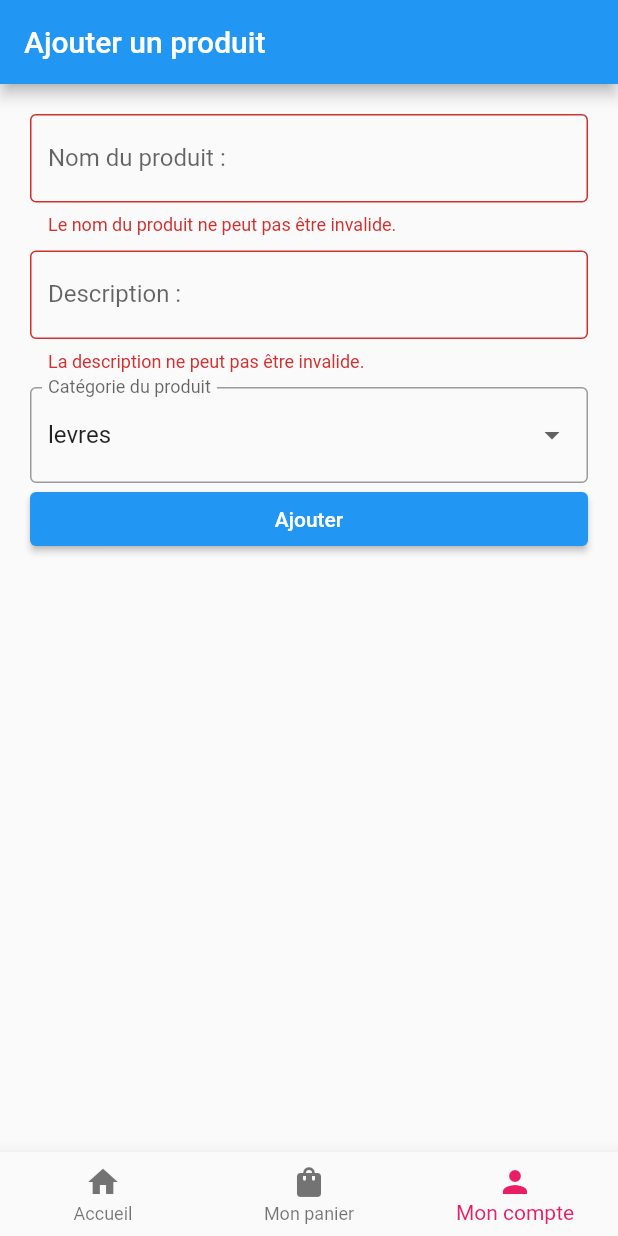
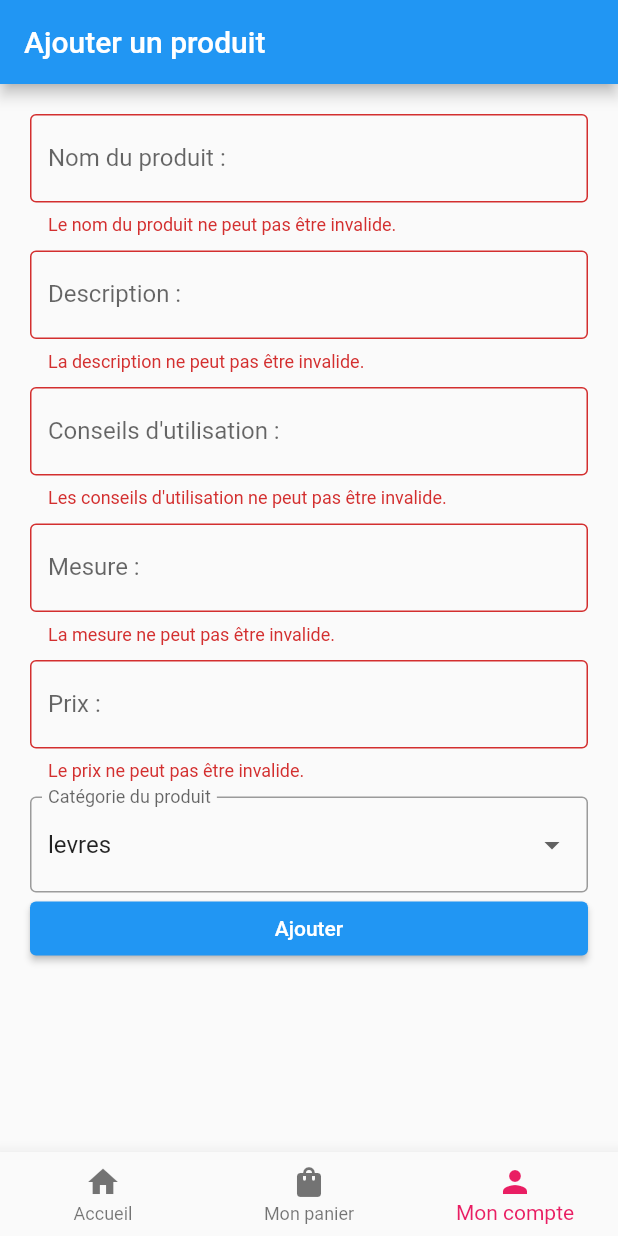
Before and after one commit to thaisbrun/get_ready, a Flutter app: the screen it shows after launch, item 3 of the bottom bar chosen, after a tap on "Ajouter", on a phone screen of 412 x 824 dp. Run offline on Flutter 3.47's test engine with Material 2 defaults, Android fonts, the light colour scheme and no system bars; our stand-ins replace cloud_firestore, firebase_core; accounts and stored records are empty.

Commit message:
Auto-formation du 09/07

```diff
--- a/lib/pages/addProductPage.dart
+++ b/lib/pages/addProductPage.dart
@@ -1,3 +1,4 @@
+import 'package:cloud_firestore/cloud_firestore.dart';
 import 'package:flutter/material.dart';
 
 class AddProductPage extends StatefulWidget {
@@ -13,6 +14,9 @@ class _AddProductPageState extends State<AddProductPage> {
 
   final productNameController = TextEditingController();
   final productDescriptionController = TextEditingController();
+  final productConseilUtilController = TextEditingController();
+  final productMesureController = TextEditingController();
+  final productPrixController = TextEditingController();
   String selectedCategorie = 'lips';
 
   @override
@@ -20,6 +24,9 @@ class _AddProductPageState extends State<AddProductPage> {
     super.dispose();
     productNameController.dispose();
     productDescriptionController.dispose();
+    productConseilUtilController.dispose();
+    productMesureController.dispose();
+    productPrixController.dispose();
   }
   @override
   Widget build(BuildContext context) {
@@ -63,6 +70,58 @@ class _AddProductPageState extends State<AddProductPage> {
                 controller: productDescriptionController,
               ),
             ),
+            Container(
+              margin: EdgeInsets.only(bottom: 10),
+              child: TextFormField(
+                decoration: InputDecoration(
+                  labelText: "Conseils d'utilisation : ",
+                  hintText: "Entrez les conseils d'utilisation",
+                  border:OutlineInputBorder(),
+                ),
+                validator: (value){
+                  if(value == null || value.isEmpty){
+                    return "Les conseils d'utilisation ne peut pas être invalide. ";
+                  }
+                  return null;
+                },
+                controller: productConseilUtilController,
+              ),
+            ),
+            Container(
+              margin: EdgeInsets.only(bottom: 10),
+              child: TextFormField(
+                decoration: InputDecoration(
+                  labelText: "Mesure : ",
+                  hintText: "Entrer en ml, gr etc...",
+                  border:OutlineInputBorder(),
+                ),
+                validator: (value){
+                  if(value == null || value.isEmpty){
+                    return "La mesure ne peut pas être invalide. ";
+                  }
+                  return null;
+                },
+                controller: productMesureController,
+              ),
+            ),
+            Container(
+              margin: EdgeInsets.only(bottom: 10),
+              child: TextFormField(
+                decoration: InputDecoration(
+                  labelText: "Prix : ",
+                  hintText: "Entrer en euros",
+                  border:OutlineInputBorder(),
+                ),
+                validator: (value){
+                  if(value == null || value.isEmpty){
+                    return "Le prix ne peut pas être invalide. ";
+                  }
+                  return null;
+                },
+                controller: productPrixController,
+              ),
+            ),
+
             DropdownButtonFormField(
                 items: const [
                   DropdownMenuItem(value:'lips',child: Text("levres")),
@@ -87,12 +146,27 @@ class _AddProductPageState extends State<AddProductPage> {
               if(_formKey.currentState!.validate()){
                 final productName = productNameController.text;
                 final productDescription = productDescriptionController.text;
+                final productConseilUtil = productConseilUtilController.text;
+                final productMesure = productMesureController.text;
+                final productPrix = productPrixController.text;
                 ScaffoldMessenger.of(context).showSnackBar(
                     const SnackBar(content: Text("Envoi en cours..."))
                 );
 
                 FocusScope.of(context).requestFocus(FocusNode());
-                print("Ajout du produit $productName avec la description $productDescription .");
+
+                //ajout dans la collection firebase
+               CollectionReference productsRef = FirebaseFirestore.instance.collection("Produits");
+               productsRef.add({
+                 'libelle': productName,
+                 'description': productDescription,
+                 'conseilUtil': productConseilUtil,
+                 'categorie' : selectedCategorie,
+                 'prix' : productPrix,
+                 'mesure': productMesure,
+                 'dateCreation': DateTime.now(),
+                 'activation': 1,
+               });
               }
             },
                 child: Text("Ajouter")
--- a/pubspec.yaml
+++ b/pubspec.yaml
@@ -36,6 +36,7 @@ dependencies:
   # Use with the CupertinoIcons class for iOS style icons.
   cupertino_icons: ^1.0.2
   firebase_core: ^2.14.0
+  cloud_firestore: ^4.8.2
 
 dev_dependencies:
   flutter_test:
```
Also changed, not shown: pubspec.lock, 2 other files.
